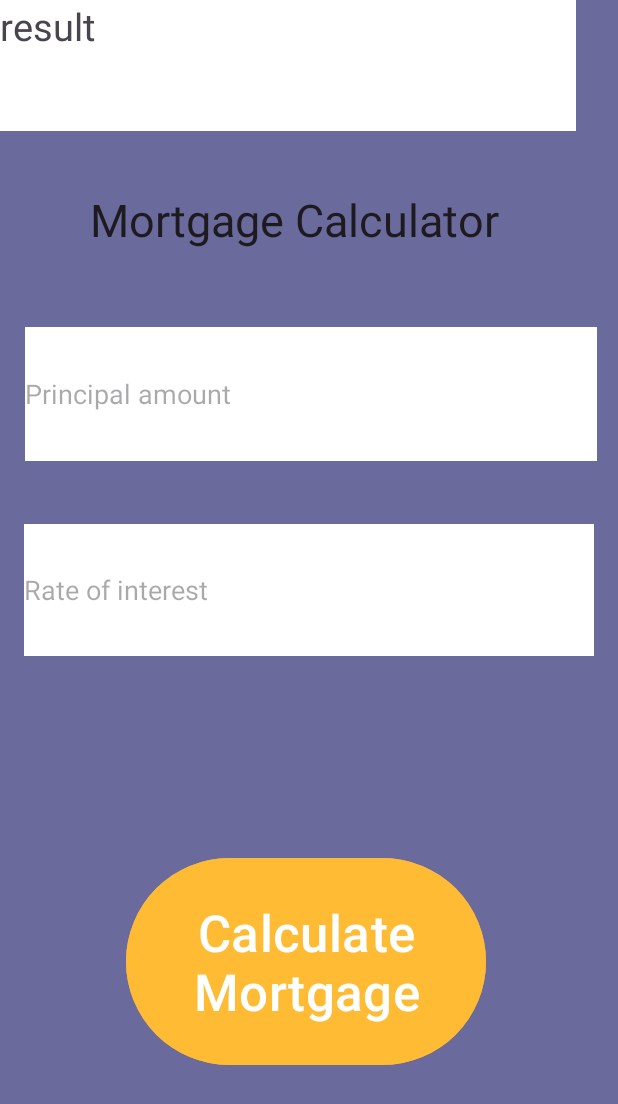
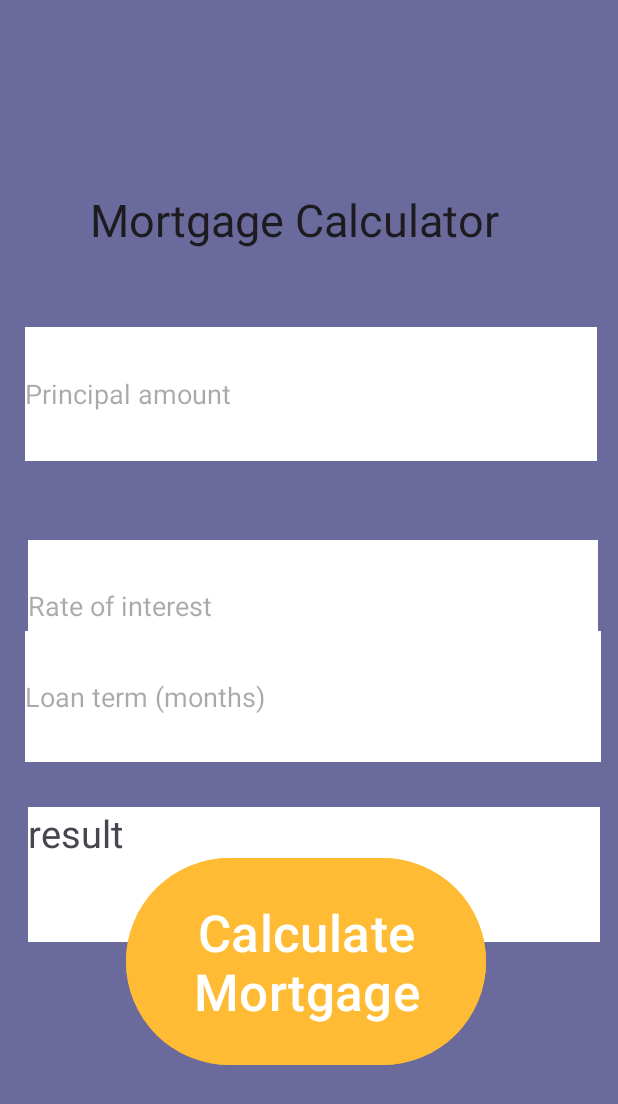
Before and after one commit to Neuron-Chan/Assignment1MortgageCalculator, an Android app: the screen it shows after launch (MainActivity), on a phone screen of 412 x 824 dp. Shown: the top 1104 px of the screen. Run offline under Robolectric (Android 15) with nearby library versions, the phone set to English and light mode, and no system bars.

Commit message:
Update activity_main.xml

```diff
--- a/app/src/main/res/layout/activity_main.xml
+++ b/app/src/main/res/layout/activity_main.xml
@@ -8,6 +8,7 @@
     tools:context=".MainActivity">
 
     <androidx.constraintlayout.widget.ConstraintLayout
+        android:id="@+id/constraintLayout"
         android:layout_width="match_parent"
         android:layout_height="match_parent"
         android:background="#6a6b9c"
@@ -73,10 +74,10 @@
             android:onClick="clearTextNum2"
             app:layout_constraintBottom_toBottomOf="parent"
             app:layout_constraintEnd_toEndOf="parent"
-            app:layout_constraintHorizontal_bias="0.508"
+            app:layout_constraintHorizontal_bias="0.482"
             app:layout_constraintStart_toStartOf="parent"
             app:layout_constraintTop_toTopOf="parent"
-            app:layout_constraintVertical_bias="0.943" />
+            app:layout_constraintVertical_bias="0.98" />
 
         <EditText
             android:id="@+id/num3"
@@ -87,19 +88,27 @@
             android:hint="Loan term (months)"
             android:inputType="number"
             android:onClick="clearTextNum3"
-            tools:layout_editor_absoluteX="15dp"
-            tools:layout_editor_absoluteY="365dp" />
+            app:layout_constraintBottom_toBottomOf="parent"
+            app:layout_constraintEnd_toEndOf="parent"
+            app:layout_constraintHorizontal_bias="0.592"
+            app:layout_constraintStart_toStartOf="parent"
+            app:layout_constraintTop_toTopOf="parent"
+            app:layout_constraintVertical_bias="0.571" />
 
         <TextView
             android:id="@+id/result"
-            android:layout_width="380dp"
-            android:layout_height="82dp"
+            android:layout_width="381dp"
+            android:layout_height="90dp"
             android:background="@android:color/white"
             android:text="result"
             android:textColorLink="#673AB7"
             android:textSize="25sp"
-            tools:layout_editor_absoluteX="16dp"
-            tools:layout_editor_absoluteY="466dp" />
+            app:layout_constraintBottom_toBottomOf="parent"
+            app:layout_constraintEnd_toEndOf="parent"
+            app:layout_constraintHorizontal_bias="0.6"
+            app:layout_constraintStart_toStartOf="parent"
+            app:layout_constraintTop_toTopOf="parent"
+            app:layout_constraintVertical_bias="0.733" />
 
         <Button
             android:id="@+id/emi"
@@ -114,6 +123,7 @@
             app:layout_constraintStart_toStartOf="parent"
             app:layout_constraintTop_toTopOf="parent" />
 
+
     </androidx.constraintlayout.widget.ConstraintLayout>
 
 </androidx.coordinatorlayout.widget.CoordinatorLayout>
```
